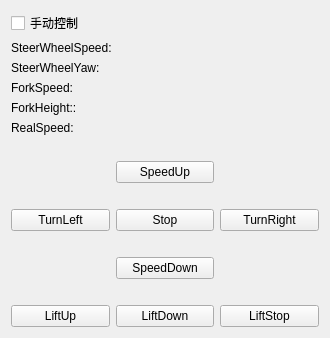
Y47777777/webots_sim_test, file base/keyboardform/keyboardform.ui: the form before one commit.
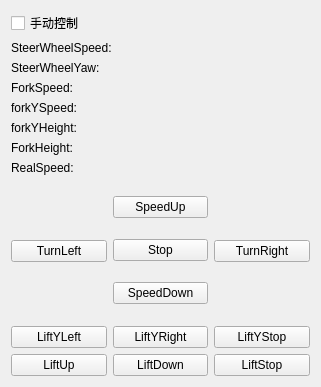
The form after the commit.

Commit message: update forkY axis

What changed in the file:
```diff
--- a/base/keyboardform/keyboardform.ui
+++ b/base/keyboardform/keyboardform.ui
@@ -6,8 +6,8 @@
    <rect>
     <x>0</x>
     <y>0</y>
-    <width>330</width>
-    <height>338</height>
+    <width>321</width>
+    <height>387</height>
    </rect>
   </property>
   <property name="windowTitle">
@@ -48,10 +48,24 @@
            </property>
           </widget>
          </item>
+         <item>
+          <widget class="QLabel" name="label_forkYSpeed">
+           <property name="text">
+            <string>forkYSpeed:</string>
+           </property>
+          </widget>
+         </item>
+         <item>
+          <widget class="QLabel" name="label_forkYHeight">
+           <property name="text">
+            <string>forkYHeight:</string>
+           </property>
+          </widget>
+         </item>
          <item>
           <widget class="QLabel" name="label_forkHeight">
            <property name="text">
-            <string>ForkHeight::</string>
+            <string>ForkHeight:</string>
            </property>
           </widget>
          </item>
@@ -212,6 +226,31 @@
        </item>
       </layout>
      </item>
+     <item>
+      <layout class="QHBoxLayout" name="horizontalLayout_6">
+       <item>
+        <widget class="QPushButton" name="pushButton_liftYLeft">
+         <property name="text">
+          <string>LiftYLeft</string>
+         </property>
+        </widget>
+       </item>
+       <item>
+        <widget class="QPushButton" name="pushButton_liftYRight">
+         <property name="text">
+          <string>LiftYRight</string>
+         </property>
+        </widget>
+       </item>
+       <item>
+        <widget class="QPushButton" name="pushButton_liftYStop">
+         <property name="text">
+          <string>LiftYStop</string>
+         </property>
+        </widget>
+       </item>
+      </layout>
+     </item>
      <item>
       <layout class="QHBoxLayout" name="horizontalLayout_3">
        <item>
```
Left out of the diff: 14 changed lines with no effect on the pictures. The commit also changes 2 other files.
